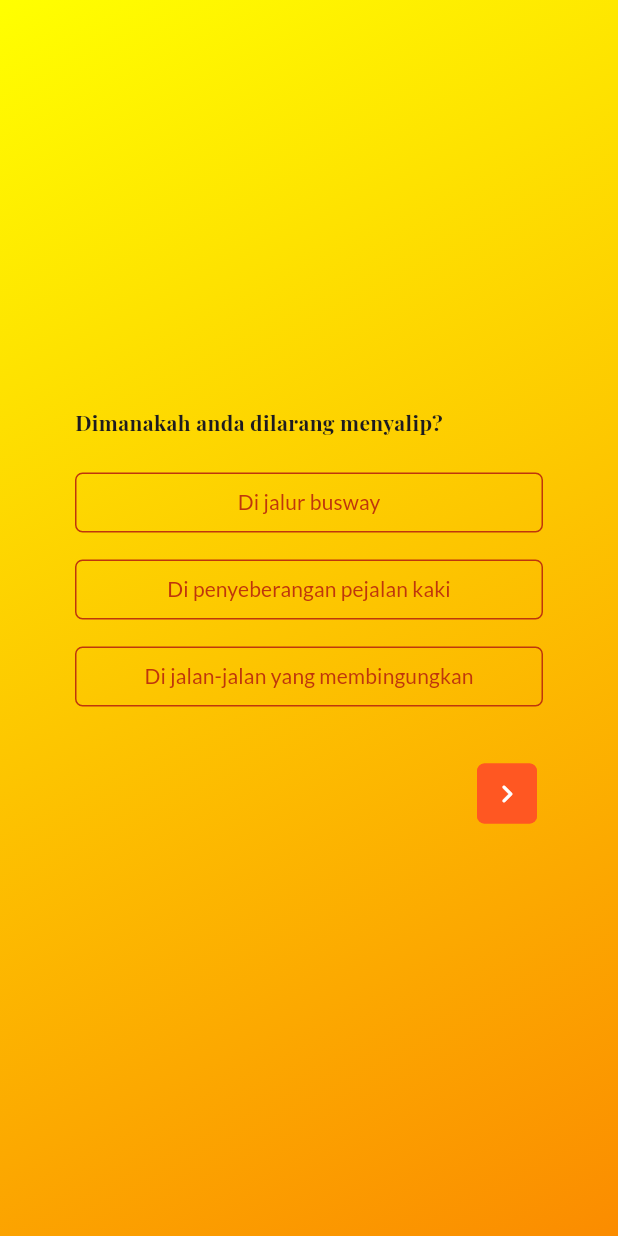
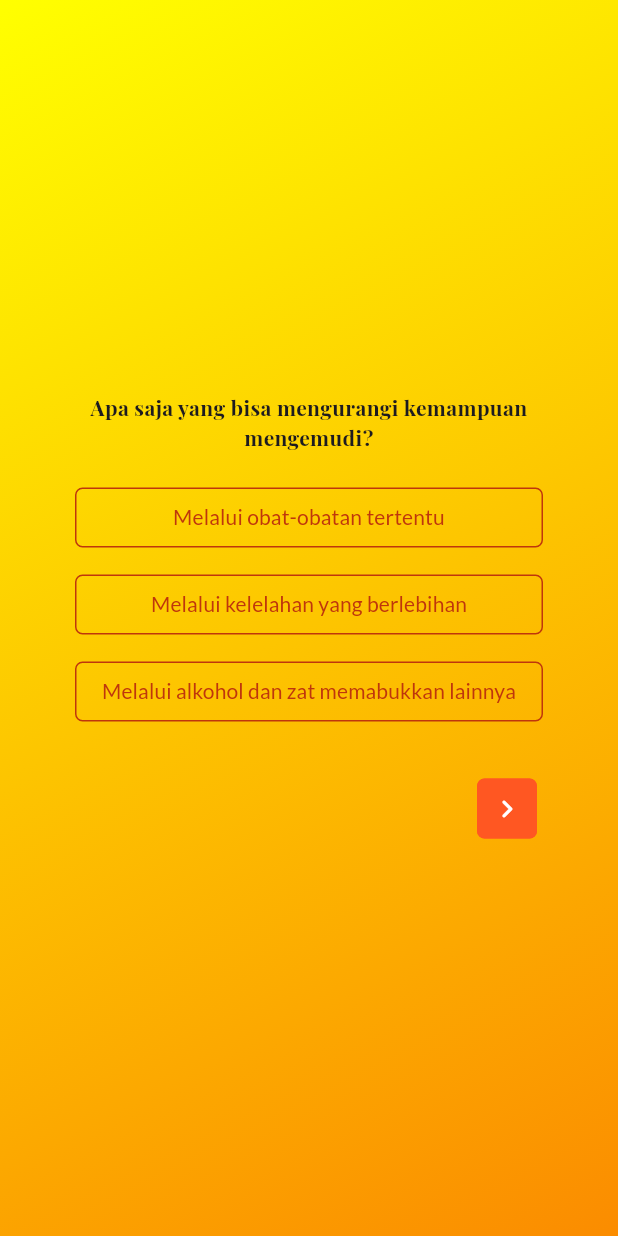
Before and after one commit to klovack/teori-mengemudi, a Flutter app: the screen it shows after launch, after a tap on "Mulai", on a phone screen of 412 x 824 dp. Run offline on Flutter 3.47's test engine with Material 3 defaults, Android fonts, the phone set to English and light mode, and no system bars; our stand-ins replace google_fonts, tuple; missing offline and left inert: country_flags.

Commit message:
refactor question to be in its own component

```diff
--- a/lib/components/answer_button/answer_button.dart
+++ b/lib/components/answer_button/answer_button.dart
@@ -32,6 +32,7 @@
       ),
       child: Text(
         text,
+        textAlign: TextAlign.center,
         style: GoogleFonts.lato(),
       ),
     );
--- /dev/null
+++ b/lib/components/question/question.dart
@@ -0,0 +1,52 @@
+import 'package:flutter/material.dart';
+import 'package:google_fonts/google_fonts.dart';
+import 'package:teori_mengemudi/components/answer_button/answer_button.dart';
+import 'package:teori_mengemudi/models/quiz_questions.dart';
+
+class Question extends StatelessWidget {
+  final QuizQuestions question;
+  final List<int> selectedAnswers;
+  final void Function(int selectedAnswerIndex) onTapAnswer;
+
+  const Question({
+    super.key,
+    required this.question,
+    required this.selectedAnswers,
+    required this.onTapAnswer,
+  });
+
+  @override
+  Widget build(BuildContext context) {
+    return Column(
+      mainAxisSize: MainAxisSize.max,
+      children: [
+        Text(
+          question.question,
+          textAlign: TextAlign.center,
+          style: GoogleFonts.playfairDisplay(
+            fontWeight: FontWeight.bold,
+          ),
+        ),
+        const SizedBox(
+          height: 20,
+        ),
+        ...question.getShuffledOptions().map(
+          (option) {
+            final index = question.options.indexOf(option);
+            return Container(
+              width: double.infinity,
+              margin: const EdgeInsets.only(bottom: 10),
+              child: AnswerButton(
+                text: option,
+                isChecked: selectedAnswers.contains(index),
+                onTap: () {
+                  onTapAnswer(index);
+                },
+              ),
+            );
+          },
+        ),
+      ],
+    );
+  }
+}
--- a/lib/data/questions_data.dart
+++ b/lib/data/questions_data.dart
@@ -75,4 +75,18 @@
     correctOption: [1],
     score: 2,
   ),
+  QuizQuestions(
+    question: "Rambu lalu lintas ini menunjukkan bahwa ada",
+    options: [
+      "jalan bawah tanah",
+      "jalan yang tertutup untuk lalu lintas kendaraan",
+      "jalan buntu",
+    ],
+    correctOption: [2],
+    score: 2,
+    resource: QuizQuestionsResource(
+      type: QuizQuestionsResourceType.image,
+      url: 'assets/images/rambu_jalan_buntu.jpg',
+    ),
+  )
 ];
--- a/lib/views/questions_screen/questions_screen.dart
+++ b/lib/views/questions_screen/questions_screen.dart
@@ -1,8 +1,7 @@
 import 'dart:math';
 
 import 'package:flutter/material.dart';
-import 'package:google_fonts/google_fonts.dart';
-import 'package:teori_mengemudi/components/answer_button/answer_button.dart';
+import 'package:teori_mengemudi/components/question/question.dart';
 import 'package:teori_mengemudi/components/question_nav_button/question_nav_buttons.dart';
 import 'package:teori_mengemudi/data/questions_data.dart';
 import 'package:teori_mengemudi/models/quiz_questions.dart';
@@ -50,45 +49,26 @@
         mainAxisAlignment: MainAxisAlignment.center,
         crossAxisAlignment: CrossAxisAlignment.stretch,
         children: [
-          Text(
-            curQuestion.question,
-            style: GoogleFonts.playfairDisplay(
-              fontWeight: FontWeight.bold,
-            ),
-            // textAlign: TextAlign.center,
-          ),
-          const SizedBox(
-            height: 20,
-          ),
-          ...curQuestion.getShuffledOptions().map(
-            (option) {
-              final index = curQuestion.options.indexOf(option);
-              return Container(
-                width: 250,
-                margin: const EdgeInsets.only(bottom: 10),
-                child: AnswerButton(
-                  text: option,
-                  isChecked: selectedAnswers[activeQuestion].contains(index),
-                  onTap: () {
-                    setState(() {
-                      if (selectedAnswers[activeQuestion].contains(index)) {
-                        selectedAnswers[activeQuestion].remove(index);
-                      } else {
-                        selectedAnswers[activeQuestion].add(index);
-                      }
-                    });
-                  },
-                ),
-              );
-            },
-          ),
+          Question(
+              question: curQuestion,
+              selectedAnswers: selectedAnswers[activeQuestion],
+              onTapAnswer: (selectedAnswerIndex) {
+                setState(() {
+                  if (selectedAnswers[activeQuestion]
+                      .contains(selectedAnswerIndex)) {
+                    selectedAnswers[activeQuestion].remove(selectedAnswerIndex);
+                  } else {
+                    selectedAnswers[activeQuestion].add(selectedAnswerIndex);
+                  }
+                });
+              }),
           const SizedBox(
             height: 20,
           ),
 
           // Navigation Buttons
           SizedBox(
-            width: 300,
+            width: double.infinity,
             child: QuestionNavButtons(
               hasPrevious: activeQuestion > 0,
               hasNext: activeQuestion < questions.length - 1,
```
